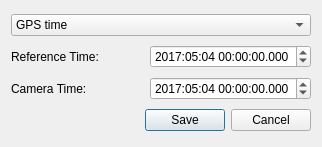
The window that MAPIR_Processing_dockwidget_time.ui (markwbrown/MAPIR_Camera_Control) describes before a commit, drawn with Qt 5.
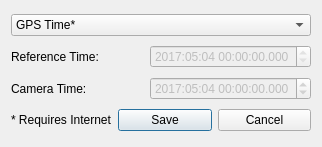
The same window after the commit.

The edit to the form file:
```diff
--- a/MAPIR_Processing_dockwidget_time.ui
+++ b/MAPIR_Processing_dockwidget_time.ui
@@ -21,7 +21,7 @@
     <widget class="QComboBox" name="comboBox">
      <item>
       <property name="text">
-       <string>GPS time</string>
+       <string>GPS Time*</string>
       </property>
      </item>
      <item>
@@ -47,6 +47,12 @@
      </item>
      <item>
       <widget class="QDateTimeEdit" name="KernelReferenceTime">
+       <property name="enabled">
+        <bool>false</bool>
+       </property>
+       <property name="readOnly">
+        <bool>true</bool>
+       </property>
        <property name="buttonSymbols">
         <enum>QAbstractSpinBox::UpDownArrows</enum>
        </property>
@@ -81,7 +87,10 @@
       </widget>
      </item>
      <item>
-      <widget class="QDateTimeEdit" name="dateTimeEdit_2">
+      <widget class="QDateTimeEdit" name="KernelCameraTime">
+       <property name="enabled">
+        <bool>false</bool>
+       </property>
        <property name="buttonSymbols">
         <enum>QAbstractSpinBox::UpDownArrows</enum>
        </property>
@@ -109,17 +118,11 @@
    <item row="3" column="0">
     <layout class="QHBoxLayout" name="horizontalLayout">
      <item>
-      <spacer name="horizontalSpacer">
-       <property name="orientation">
-        <enum>Qt::Horizontal</enum>
+      <widget class="QLabel" name="label_3">
+       <property name="text">
+        <string>* Requires Internet</string>
        </property>
-       <property name="sizeHint" stdset="0">
-        <size>
-         <width>40</width>
-         <height>20</height>
-        </size>
-       </property>
-      </spacer>
+      </widget>
      </item>
      <item>
       <widget class="QPushButton" name="ModalSaveButton">
```
Left out of the diff: 6 changed lines with no effect on the pictures.
